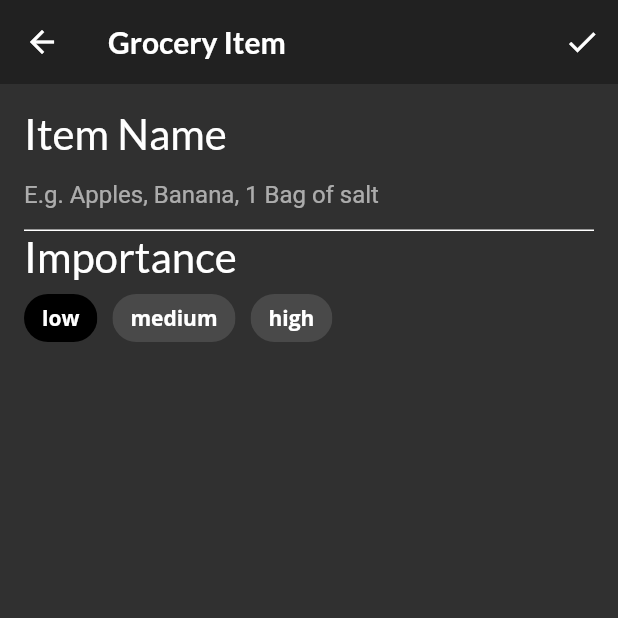
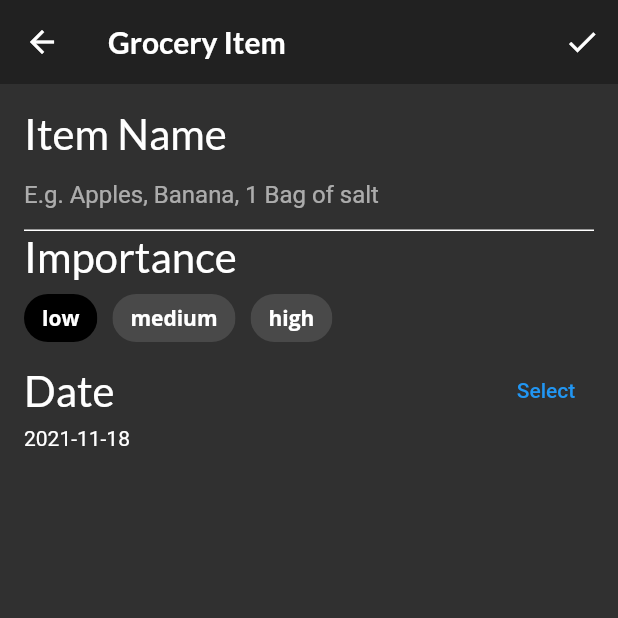
Before and after one commit to AlexandraDamaschin/FooderlichApp, a Flutter app: the screen it shows after launch, item 3 of the bottom bar chosen, after a tap on the "add" icon, on a phone screen of 412 x 824 dp, the top half of it. Run offline on Flutter 3.47's test engine with Material 2 defaults, Android fonts, the phone set to English and light mode, and no system bars; our stand-ins replace flutter_colorpicker, google_fonts.

Commit message:
Add select date picker

```diff
--- a/lib/screens/grocery_item_screen.dart
+++ b/lib/screens/grocery_item_screen.dart
@@ -85,7 +85,7 @@ class _GroceryItemScreenState extends State<GroceryItemScreen> {
           children: [
             buildNameField(),
             buildImportanceField(),
-            // TODO 15: Add date picker
+            buildDateField(),
             // TODO 16: Add time picker
             // TODO 17: Add color picker
             // TODO 18: Add slider
@@ -179,7 +179,39 @@ class _GroceryItemScreenState extends State<GroceryItemScreen> {
     );
   }
 
-  // TODO: ADD buildDateField()
+  Widget buildDateField() {
+    return Column(
+      crossAxisAlignment: CrossAxisAlignment.start,
+      children: [
+        Row(
+          mainAxisAlignment: MainAxisAlignment.spaceBetween,
+          children: [
+            Text(
+              'Date',
+              style: GoogleFonts.lato(fontSize: 28.0),
+            ),
+            TextButton(
+              child: const Text('Select'),
+              onPressed: () async {
+                final currentDate = DateTime.now();
+                final selectedDate = await showDatePicker(
+                    context: context,
+                    initialDate: currentDate,
+                    firstDate: currentDate,
+                    lastDate: DateTime(currentDate.year + 5));
+                setState(() {
+                  if (selectedDate != null) {
+                    dueDate = selectedDate;
+                  }
+                });
+              },
+            )
+          ],
+        ),
+        Text(DateFormat('yyyy-MM-dd').format(dueDate)),
+      ],
+    );
+  }
 
   // TODO: Add buildTimeField()
 
```
